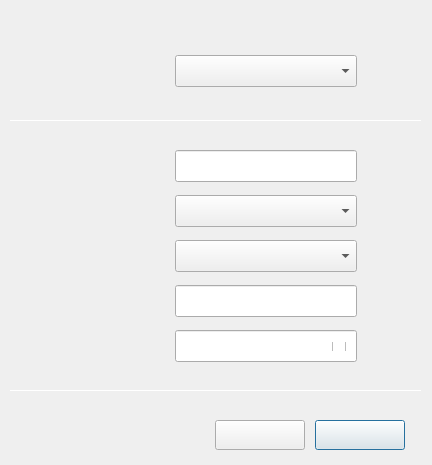
Qt form wireless-security/dlgconnhidwifisecleap.ui (ukui/kylin-nm) before a commit.
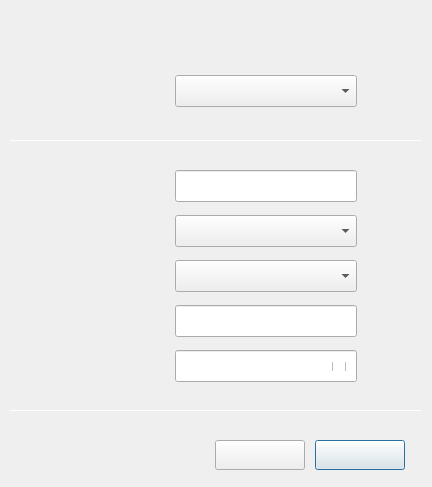
The same form after that commit.

```diff
--- a/wireless-security/dlgconnhidwifisecleap.ui
+++ b/wireless-security/dlgconnhidwifisecleap.ui
@@ -7,7 +7,7 @@
     <x>0</x>
     <y>0</y>
     <width>432</width>
-    <height>465</height>
+    <height>487</height>
    </rect>
   </property>
   <property name="windowTitle">
@@ -17,7 +17,7 @@
    <property name="geometry">
     <rect>
      <x>175</x>
-     <y>195</y>
+     <y>215</y>
      <width>182</width>
      <height>32</height>
     </rect>
@@ -35,7 +35,7 @@
    <property name="geometry">
     <rect>
      <x>175</x>
-     <y>330</y>
+     <y>350</y>
      <width>182</width>
      <height>32</height>
     </rect>
@@ -53,7 +53,7 @@
    <property name="geometry">
     <rect>
      <x>332</x>
-     <y>342</y>
+     <y>362</y>
      <width>18</width>
      <height>9</height>
     </rect>
@@ -71,7 +71,7 @@
    <property name="geometry">
     <rect>
      <x>76</x>
-     <y>156</y>
+     <y>176</y>
      <width>90</width>
      <height>20</height>
     </rect>
@@ -89,7 +89,7 @@
    <property name="geometry">
     <rect>
      <x>76</x>
-     <y>201</y>
+     <y>221</y>
      <width>90</width>
      <height>20</height>
     </rect>
@@ -107,7 +107,7 @@
    <property name="geometry">
     <rect>
      <x>175</x>
-     <y>285</y>
+     <y>305</y>
      <width>182</width>
      <height>32</height>
     </rect>
@@ -122,7 +122,7 @@
    <property name="geometry">
     <rect>
      <x>315</x>
-     <y>420</y>
+     <y>440</y>
      <width>90</width>
      <height>30</height>
     </rect>
@@ -140,7 +140,7 @@
    <property name="geometry">
     <rect>
      <x>175</x>
-     <y>55</y>
+     <y>75</y>
      <width>182</width>
      <height>32</height>
     </rect>
@@ -158,7 +158,7 @@
    <property name="geometry">
     <rect>
      <x>76</x>
-     <y>291</y>
+     <y>311</y>
      <width>90</width>
      <height>20</height>
     </rect>
@@ -176,7 +176,7 @@
    <property name="geometry">
     <rect>
      <x>215</x>
-     <y>420</y>
+     <y>440</y>
      <width>90</width>
      <height>30</height>
     </rect>
@@ -194,7 +194,7 @@
    <property name="geometry">
     <rect>
      <x>175</x>
-     <y>240</y>
+     <y>260</y>
      <width>182</width>
      <height>32</height>
     </rect>
@@ -212,7 +212,7 @@
    <property name="geometry">
     <rect>
      <x>76</x>
-     <y>246</y>
+     <y>266</y>
      <width>90</width>
      <height>20</height>
     </rect>
@@ -230,7 +230,7 @@
    <property name="geometry">
     <rect>
      <x>175</x>
-     <y>150</y>
+     <y>170</y>
      <width>182</width>
      <height>32</height>
     </rect>
@@ -245,7 +245,7 @@
    <property name="geometry">
     <rect>
      <x>76</x>
-     <y>336</y>
+     <y>356</y>
      <width>90</width>
      <height>20</height>
     </rect>
@@ -263,7 +263,7 @@
    <property name="geometry">
     <rect>
      <x>76</x>
-     <y>60</y>
+     <y>80</y>
      <width>90</width>
      <height>20</height>
     </rect>
@@ -281,7 +281,7 @@
    <property name="geometry">
     <rect>
      <x>30</x>
-     <y>15</y>
+     <y>30</y>
      <width>140</width>
      <height>22</height>
     </rect>
@@ -296,7 +296,7 @@
      <x>0</x>
      <y>0</y>
      <width>432</width>
-     <height>465</height>
+     <height>487</height>
     </rect>
    </property>
    <property name="text">
@@ -307,7 +307,7 @@
    <property name="geometry">
     <rect>
      <x>10</x>
-     <y>120</y>
+     <y>140</y>
      <width>412</width>
      <height>1</height>
     </rect>
@@ -320,7 +320,7 @@
    <property name="geometry">
     <rect>
      <x>10</x>
-     <y>390</y>
+     <y>410</y>
      <width>412</width>
      <height>1</height>
     </rect>
```
